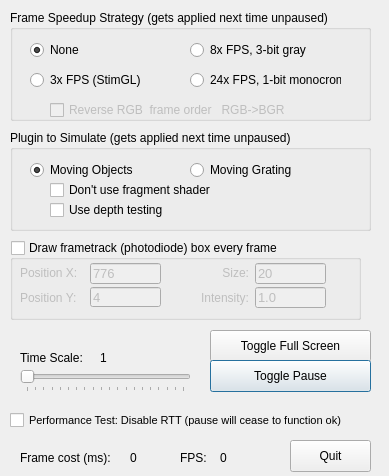
The window that dialog.ui (cculianu/Test_TiDLP4500) describes before a commit, drawn with Qt 5.
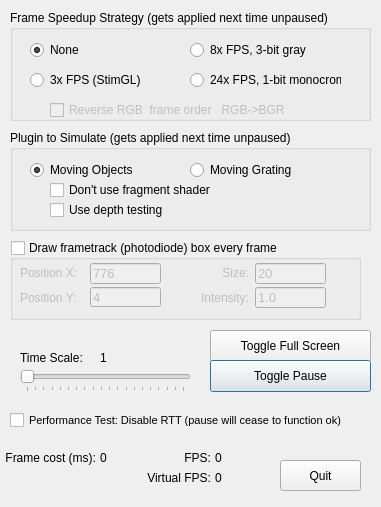
The same window after the commit. Icons and pictures are not drawn.

```diff
--- a/dialog.ui
+++ b/dialog.ui
@@ -6,8 +6,8 @@
    <rect>
     <x>0</x>
     <y>0</y>
-    <width>389</width>
-    <height>476</height>
+    <width>381</width>
+    <height>507</height>
    </rect>
   </property>
   <property name="focusPolicy">
@@ -42,10 +42,10 @@
   <widget class="QPushButton" name="quitBut">
    <property name="geometry">
     <rect>
-     <x>290</x>
-     <y>440</y>
+     <x>280</x>
+     <y>460</y>
      <width>81</width>
-     <height>32</height>
+     <height>31</height>
     </rect>
    </property>
    <property name="text">
@@ -64,13 +64,16 @@
    <property name="text">
     <string>FPS:</string>
    </property>
+   <property name="alignment">
+    <set>Qt::AlignRight|Qt::AlignTrailing|Qt::AlignVCenter</set>
+   </property>
   </widget>
   <widget class="QLabel" name="fpsLbl">
    <property name="geometry">
     <rect>
-     <x>220</x>
+     <x>215</x>
      <y>450</y>
-     <width>61</width>
+     <width>51</width>
      <height>16</height>
     </rect>
    </property>
@@ -81,22 +84,25 @@
   <widget class="QLabel" name="label_2">
    <property name="geometry">
     <rect>
-     <x>20</x>
+     <x>5</x>
      <y>450</y>
-     <width>101</width>
+     <width>91</width>
      <height>16</height>
     </rect>
    </property>
    <property name="text">
     <string>Frame cost (ms):</string>
    </property>
+   <property name="alignment">
+    <set>Qt::AlignRight|Qt::AlignTrailing|Qt::AlignVCenter</set>
+   </property>
   </widget>
   <widget class="QLabel" name="renderTimeLbl">
    <property name="geometry">
     <rect>
-     <x>130</x>
+     <x>100</x>
      <y>450</y>
-     <width>41</width>
+     <width>71</width>
      <height>16</height>
     </rect>
    </property>
@@ -529,6 +535,35 @@
     <string>Performance Test: Disable RTT (pause will cease to function ok)</string>
    </property>
   </widget>
+  <widget class="QLabel" name="label_8">
+   <property name="geometry">
+    <rect>
+     <x>140</x>
+     <y>470</y>
+     <width>71</width>
+     <height>16</height>
+    </rect>
+   </property>
+   <property name="text">
+    <string>Virtual FPS:</string>
+   </property>
+   <property name="alignment">
+    <set>Qt::AlignRight|Qt::AlignTrailing|Qt::AlignVCenter</set>
+   </property>
+  </widget>
+  <widget class="QLabel" name="vfpsLbl">
+   <property name="geometry">
+    <rect>
+     <x>215</x>
+     <y>470</y>
+     <width>51</width>
+     <height>16</height>
+    </rect>
+   </property>
+   <property name="text">
+    <string>0</string>
+   </property>
+  </widget>
  </widget>
  <layoutdefault spacing="6" margin="11"/>
  <resources>
```
Left out of the diff: 2 changed lines with no effect on the pictures.
